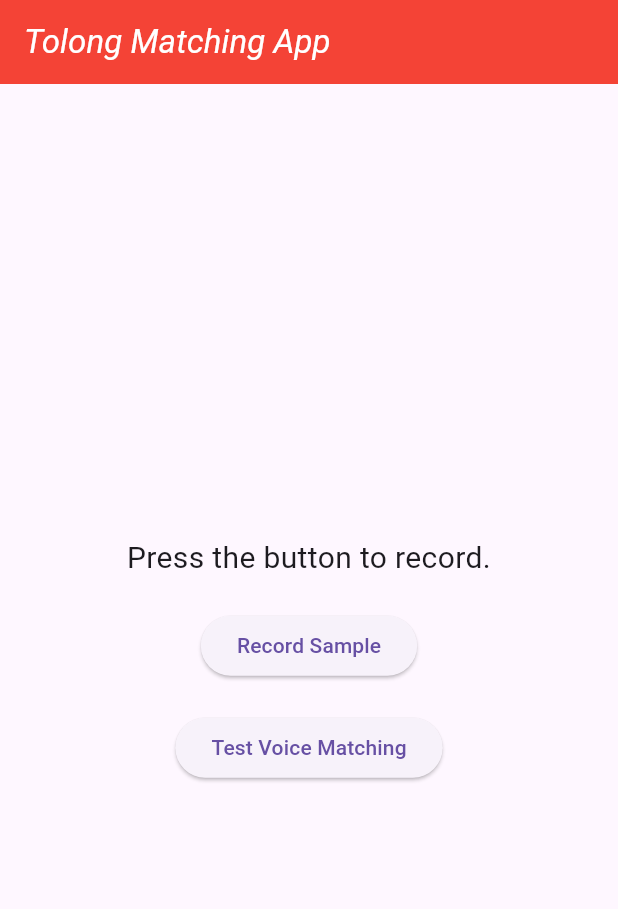
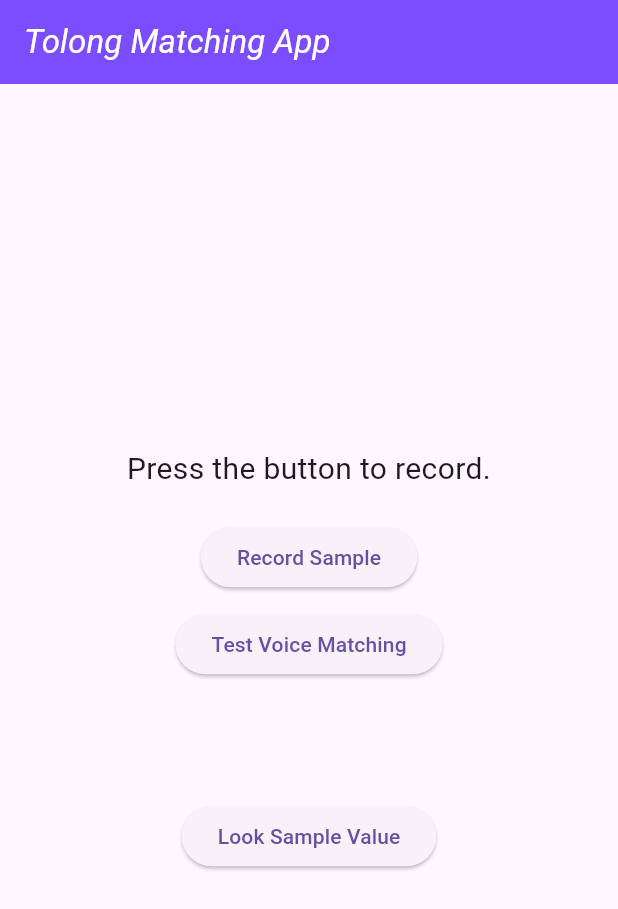
Before and after one commit to mooload/apk_sound, a Flutter app: the screen it shows after launch, on a phone screen of 412 x 824 dp. Shown: the top 909 px of the screen. Run offline on Flutter 3.47's test engine with Material 3 defaults, Android fonts, the phone set to English and light mode, and no system bars; our stand-ins replace permission_handler; missing offline and left inert: fftea, flutter_sound_record.

Commit message:
update new

```diff
--- a/lib/main.dart
+++ b/lib/main.dart
@@ -1,4 +1,5 @@
 import 'package:flutter/material.dart';
+import 'package:path_provider/path_provider.dart';
 import 'audio_service.dart';
 import 'matching_service.dart';
 import 'package:permission_handler/permission_handler.dart';
@@ -75,6 +76,9 @@ class _MyHomePageState extends State<MyHomePage> {
           : "Sorry, not recognize you.";
     });
   }
+  Future<void> _lookValue() async {
+
+  }
 
   @override
   Widget build(BuildContext context) {
@@ -82,7 +86,7 @@ class _MyHomePageState extends State<MyHomePage> {
       appBar: AppBar(
         title: const Text("Tolong Matching App",
         style: TextStyle(color: Colors.white, fontStyle: FontStyle.italic),),
-        backgroundColor: Colors.red,
+        backgroundColor: Colors.deepPurpleAccent,
       ),
       body: Center(
         child: Column(
@@ -98,11 +102,25 @@ class _MyHomePageState extends State<MyHomePage> {
               onPressed: _recordSample,
               child: const Text("Record Sample"),
             ),
-            const SizedBox(height: 20),
+            const SizedBox(height: 10),
             ElevatedButton(
               onPressed: _testMatching,
               child: const Text("Test Voice Matching"),
             ),
+            const SizedBox(height: 80),
+            ElevatedButton(
+                onPressed: ()async{
+                  final content = await _audioService.loadFeatures();
+                  print(content);
+                  // print(getApplicationCacheDirectory());
+                },
+                child: const Text("Look Sample Value"),
+            ),
+            // const SizedBox(height: 10),
+            // ElevatedButton(
+            //   onPressed: _testMatching,
+            //   child: const Text("Look Test Value"),
+            // ),
           ],
         ),
       ),
```
Also changed, not shown: lib/audio_service.dart (+9 -7 lines).
